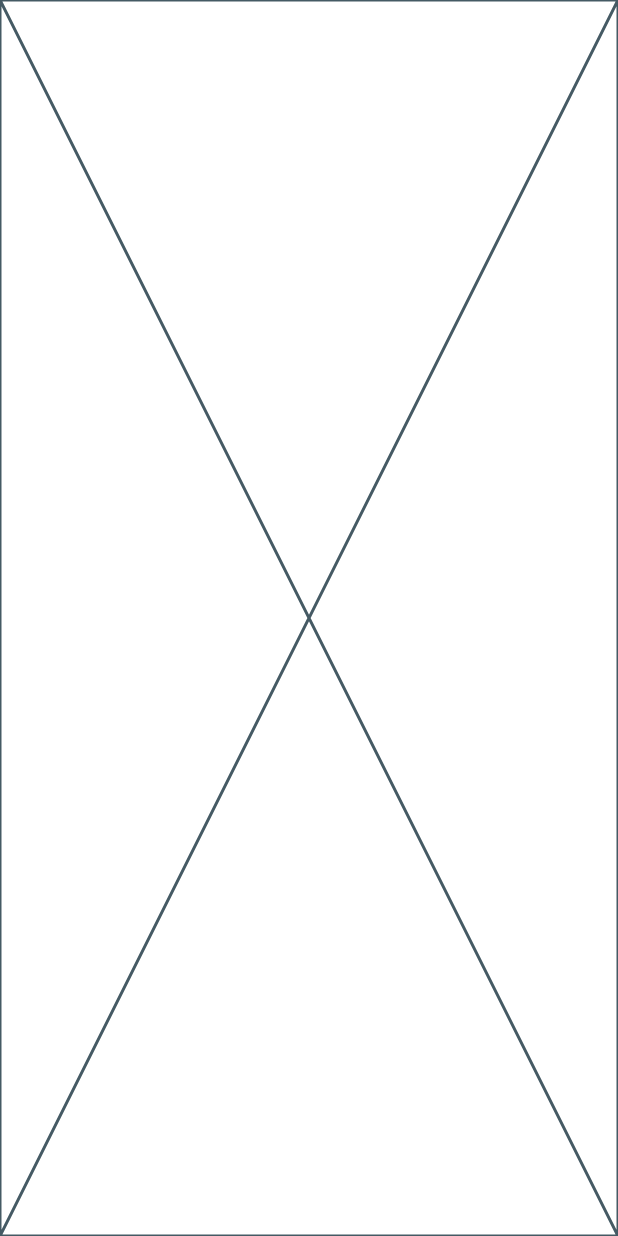
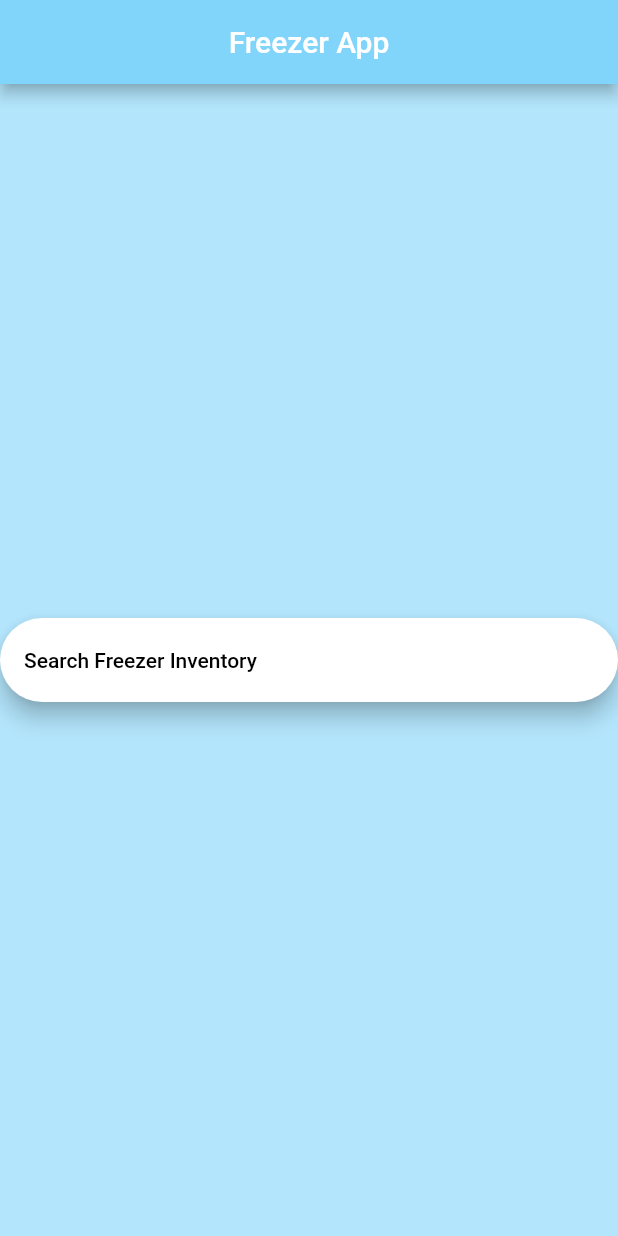
Before and after one commit to MatthewAWBrown/FreezerApp, a Flutter app: the screen it shows after launch, on a phone screen of 412 x 824 dp. Run offline on Flutter 3.47's test engine with Material 2 defaults, Android fonts, the phone set to English and light mode, and no system bars.

Commit message:
App Bar and Search Bar

```diff
--- a/lib/mainPage.dart
+++ b/lib/mainPage.dart
@@ -13,6 +13,18 @@ class MainPage extends StatefulWidget {
 class _MainPageState extends State<MainPage> {
   @override
   Widget build(BuildContext context) {
-    return const Placeholder();
+    return Scaffold(
+      appBar: AppBar(
+        title: Text('Freezer App'),
+        centerTitle: true,
+        backgroundColor: Colors.lightBlue[200]
+      ),
+      backgroundColor: Colors.lightBlue[100],
+      body: Center(
+        child: SearchBar(
+          hintText: 'Search Freezer Inventory',
+        )
+      )
+    );
   }
 }
```
